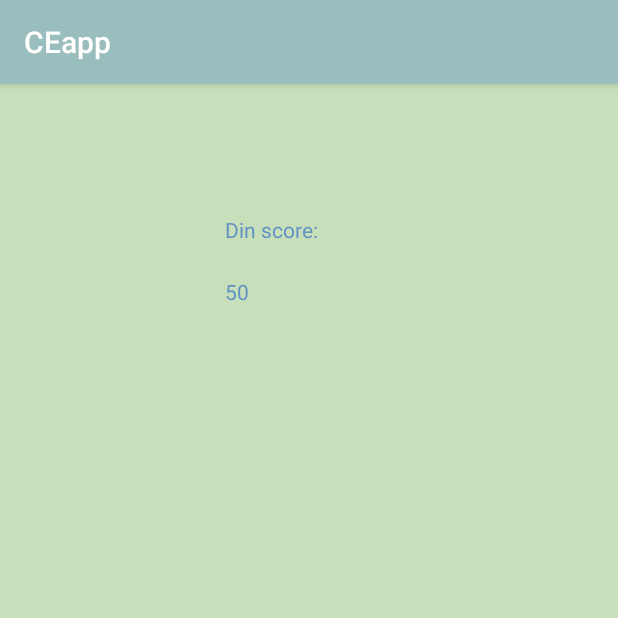
After one commit to JoakimGreger/gruppe39-bachelor, an Android app: the ScoreActivity screen opened directly, with no data from a screen before it, on a phone screen of 412 x 824 dp, the top half of it. The commit adds this screen. Run offline under Robolectric (Android 15) with nearby library versions, the phone set to English and light mode, and no system bars.

Commit message:
La til score lagring en score screen og la til et sprøsmål til slik at vi er innom både det emosjonelle og det praktiske

```diff
--- a/CEapp/app/src/main/AndroidManifest.xml
+++ b/CEapp/app/src/main/AndroidManifest.xml
@@ -18,7 +18,8 @@
             </intent-filter>
         </activity>
         <activity android:name=".SecondActivity" />
-        <activity android:name=".DragActivity"></activity>
+        <activity android:name=".DragActivity" />
+        <activity android:name=".ScoreActivity"></activity>
     </application>
 
 </manifest>
--- /dev/null
+++ b/CEapp/app/src/main/java/com/example/joakim/ceapp/ScoreActivity.java
@@ -0,0 +1,25 @@
+package com.example.joakim.ceapp;
+
+import android.content.Context;
+import android.content.SharedPreferences;
+import android.support.v7.app.AppCompatActivity;
+import android.os.Bundle;
+import android.widget.TextView;
+
+public class ScoreActivity extends AppCompatActivity {
+
+    TextView scoreTxt;
+    int score;
+
+    @Override
+    protected void onCreate(Bundle savedInstanceState) {
+        super.onCreate(savedInstanceState);
+        setContentView(R.layout.activity_score);
+        scoreTxt = (TextView) findViewById(R.id.scoreTxt);
+
+        SharedPreferences prefs = this.getSharedPreferences("qScore", Context.MODE_PRIVATE);
+        score = prefs.getInt("qScore", 0);
+
+        scoreTxt.setText("" + score);
+    }
+}
--- /dev/null
+++ b/CEapp/app/src/main/res/layout/activity_score.xml
@@ -0,0 +1,34 @@
+<?xml version="1.0" encoding="utf-8"?>
+<RelativeLayout xmlns:android="http://schemas.android.com/apk/res/android"
+    xmlns:tools="http://schemas.android.com/tools"
+    android:id="@+id/activity_score"
+    android:layout_width="match_parent"
+    android:layout_height="match_parent"
+    android:paddingBottom="@dimen/activity_vertical_margin"
+    android:paddingLeft="@dimen/activity_horizontal_margin"
+    android:paddingRight="@dimen/activity_horizontal_margin"
+    android:paddingTop="@dimen/activity_vertical_margin"
+    tools:context="com.example.joakim.ceapp.ScoreActivity"
+    android:background="#C7DFBA">
+
+    <TextView
+        android:text="Din score:"
+        android:textColor="#6393C3"
+        android:layout_width="wrap_content"
+        android:layout_height="wrap_content"
+        android:layout_alignParentTop="true"
+        android:layout_alignParentStart="true"
+        android:layout_marginStart="134dp"
+        android:layout_marginTop="71dp"
+        android:id="@+id/scorenameTxt" />
+
+    <TextView
+        android:text="ph"
+        android:textColor="#6393C3"
+        android:layout_width="wrap_content"
+        android:layout_height="wrap_content"
+        android:layout_below="@+id/scorenameTxt"
+        android:layout_alignStart="@+id/scorenameTxt"
+        android:layout_marginTop="22dp"
+        android:id="@+id/scoreTxt" />
+</RelativeLayout>
```
Also changed, not shown: CEapp/app/src/main/java/com/example/joakim/ceapp/DragActivity.java (+31 -1 lines), CEapp/app/src/main/java/com/example/joakim/ceapp/MainActivity.java (+16 -3 lines), CEapp/app/src/main/res/layout/activity_drag.xml (+25 -11 lines), CEapp/app/src/main/res/layout/activity_main.xml (+22 -11 lines), CEapp/app/src/main/res/drawable-hdpi/smile_smiley.png (deleted), CEapp/app/src/main/res/drawable-mdpi/smile_smiley.png (deleted), CEapp/app/src/main/res/drawable-xhdpi/smile_smiley.png (deleted), CEapp/app/src/main/res/drawable-xxhdpi/smile_smiley.png (deleted).
